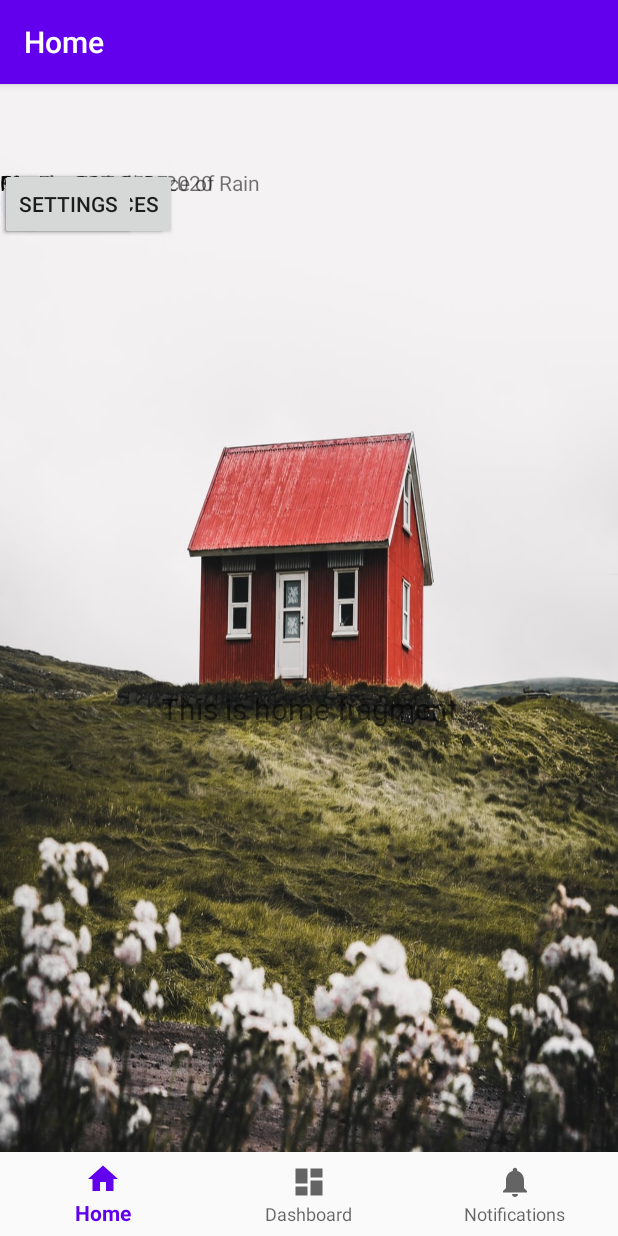
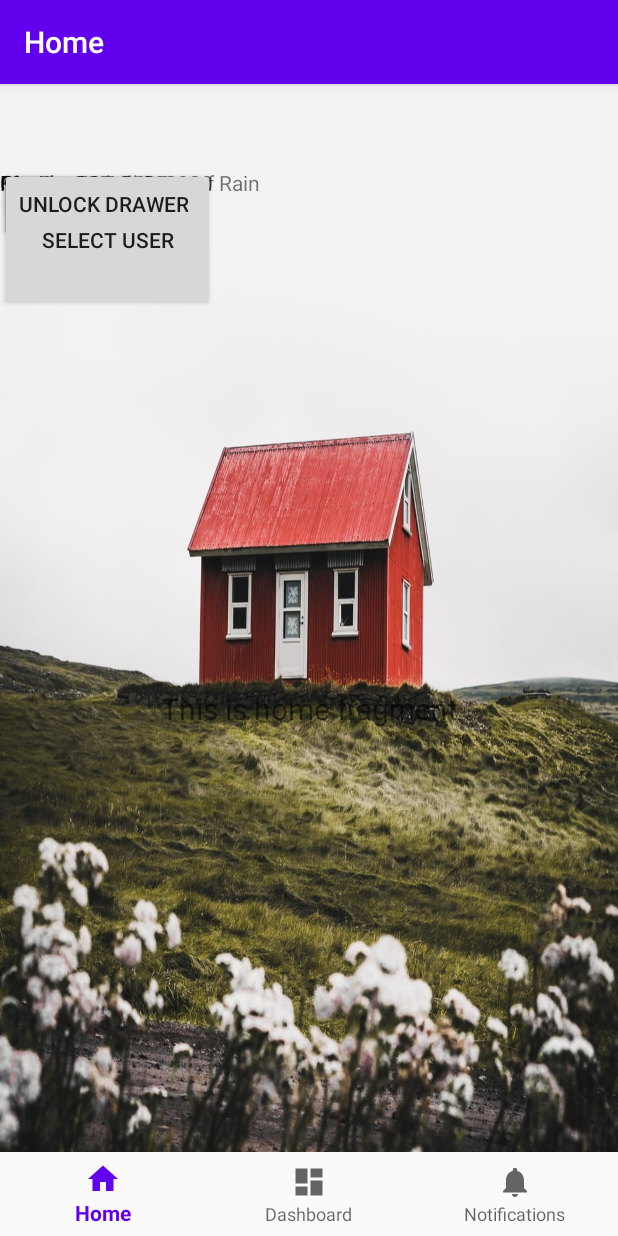
Before and after one commit to SmartFridgeProject/FridgeInterface, an Android app: the screen it shows after launch (MainActivity), on a phone screen of 412 x 824 dp. Run offline under Robolectric (Android 15) with nearby library versions, the phone set to English and light mode, and no system bars; our stand-ins replace navigation-ui.

Commit message:
Add files via upload
new

```diff
--- a/FridgeInterface/app/src/main/res/layout/activity_main.xml
+++ b/FridgeInterface/app/src/main/res/layout/activity_main.xml
@@ -60,27 +60,28 @@
 
     <Button
         android:id="@+id/button"
-        android:layout_width="wrap_content"
-        android:layout_height="wrap_content"
+        android:layout_width="143dp"
+        android:layout_height="95dp"
         android:text="Select User"
-        tools:layout_editor_absoluteX="16dp"
-        tools:layout_editor_absoluteY="566dp" />
+        tools:layout_editor_absoluteX="134dp"
+        tools:layout_editor_absoluteY="359dp" />
 
     <Button
         android:id="@+id/button2"
         android:layout_width="wrap_content"
         android:layout_height="wrap_content"
         android:text="Preferences"
-        tools:layout_editor_absoluteX="159dp"
-        tools:layout_editor_absoluteY="567dp" />
+        tools:layout_editor_absoluteX="55dp"
+        tools:layout_editor_absoluteY="564dp" />
 
     <Button
         android:id="@+id/button3"
         android:layout_width="wrap_content"
         android:layout_height="wrap_content"
-        android:text="Settings"
-        tools:layout_editor_absoluteX="307dp"
-        tools:layout_editor_absoluteY="567dp" />
+        android:onClick="@string/title_home"
+        android:text="Unlock Drawer"
+        tools:layout_editor_absoluteX="229dp"
+        tools:layout_editor_absoluteY="562dp" />
 
     <TextView
         android:id="@+id/textView"
--- a/FridgeInterface/app/src/main/res/layout/unlockdrawer.xml
+++ b/FridgeInterface/app/src/main/res/layout/unlockdrawer.xml
@@ -4,7 +4,6 @@
     xmlns:tools="http://schemas.android.com/tools"
     android:layout_width="match_parent"
     android:layout_height="match_parent"
-    android:background="@drawable/selectuserbackground"
     >
 
     <Button
@@ -38,7 +37,7 @@
         android:ems="10"
         android:inputType="textPersonName"
         android:text="Unlock Protected Drawer"
-        android:textColor="#FFFF"
+        android:textColor="#68000000"
         android:textSize="25sp"
         tools:layout_editor_absoluteX="52dp"
         tools:layout_editor_absoluteY="16dp" />
```
Also changed, not shown: FridgeInterface/app/src/main/res/layout/select_user.xml (+15 -14 lines).
